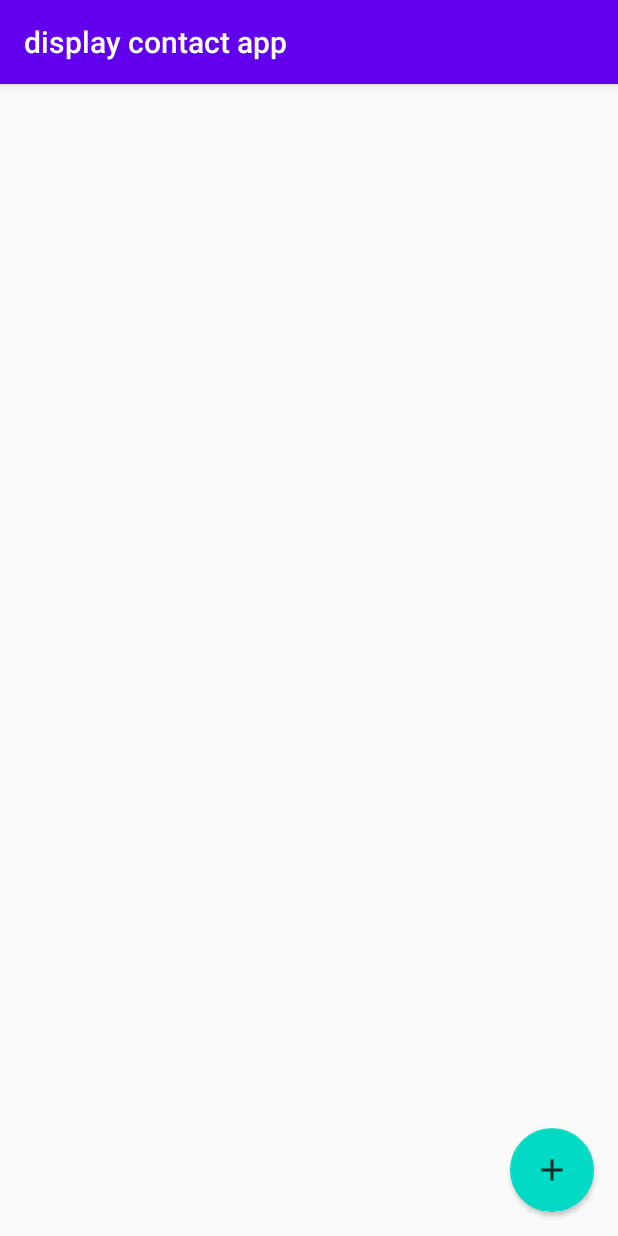
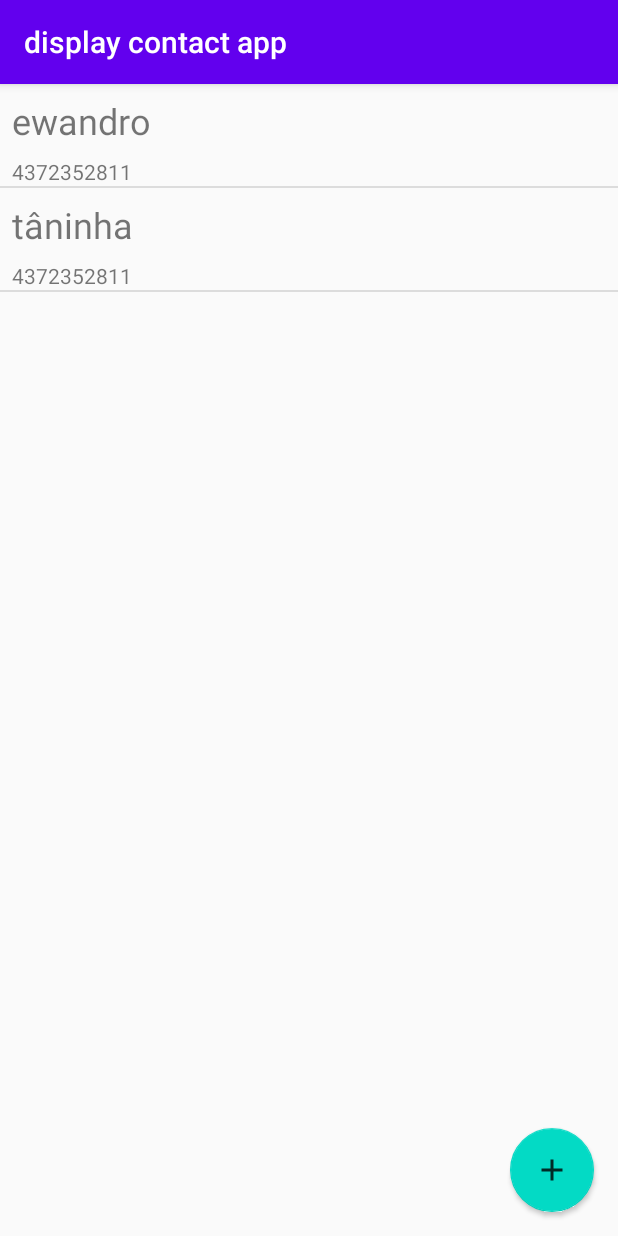
Before and after one commit to neji-hyuga/display_contacts_app, an Android app: the screen it shows after launch (StudentListActivity), on a phone screen of 412 x 824 dp. Run offline under Robolectric (Android 15) with nearby library versions, the phone set to English and light mode, and no system bars.

Commit message:
dialog, applications

```diff
--- a/app/src/main/AndroidManifest.xml
+++ b/app/src/main/AndroidManifest.xml
@@ -8,7 +8,8 @@
         android:label="@string/app_name"
         android:roundIcon="@mipmap/ic_launcher_round"
         android:supportsRtl="true"
-        android:theme="@style/AppTheme">
+        android:theme="@style/AppTheme"
+        android:name=".ContactsApplication">
         <activity android:name=".ui.activity.RegisterStudentActivity"/>
 
         <activity android:name=".ui.activity.StudentListActivity">
--- /dev/null
+++ b/app/src/main/java/com/alura/displaycontactsapp/ContactsApplication.java
@@ -0,0 +1,20 @@
+package com.alura.displaycontactsapp;
+
+import android.app.Application;
+
+import com.alura.displaycontactsapp.dao.StudentDAO;
+import com.alura.displaycontactsapp.model.Student;
+
+public class ContactsApplication extends Application {
+    @Override
+    public void onCreate() {
+        super.onCreate();
+        createsTestStudent();
+    }
+
+    private void createsTestStudent() {
+        StudentDAO dao = new StudentDAO();
+        dao.saveStudent(new Student("ewandro", "4372352811", "wandilhos@uol.com.br"));
+        dao.saveStudent(new Student("tâninha", "4372352811", "wandilhos@uol.com.br"));
+    }
+}
```
Also changed, not shown: app/src/main/java/com/alura/displaycontactsapp/ui/activity/StudentListActivity.java (+23 -5 lines).
